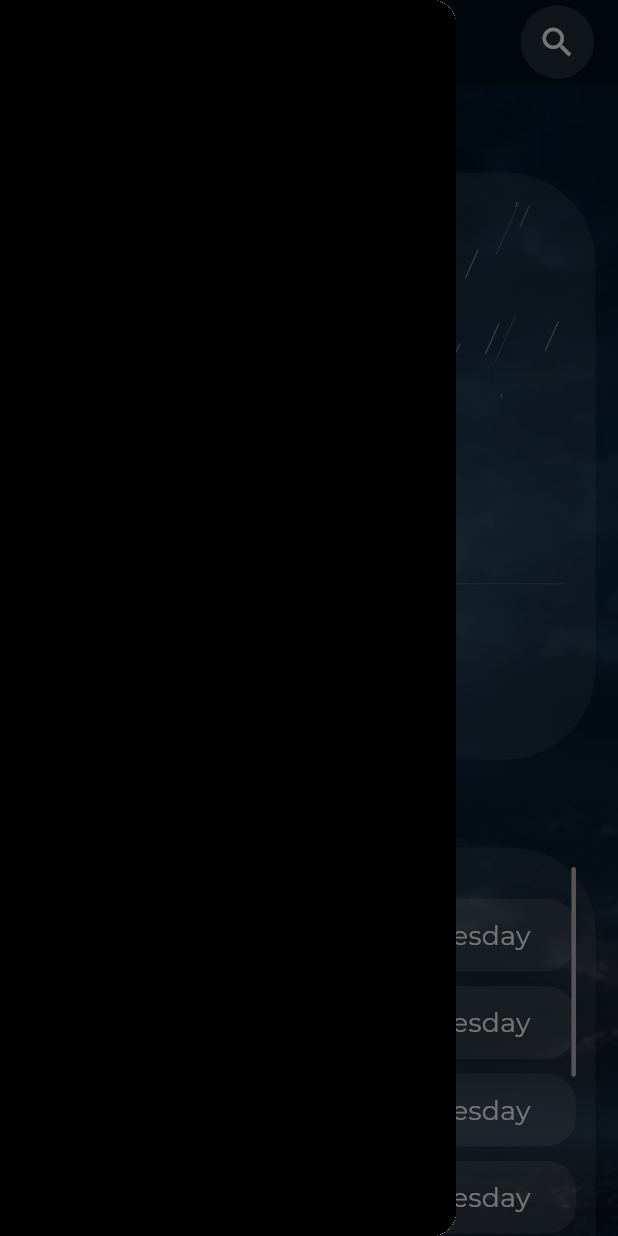
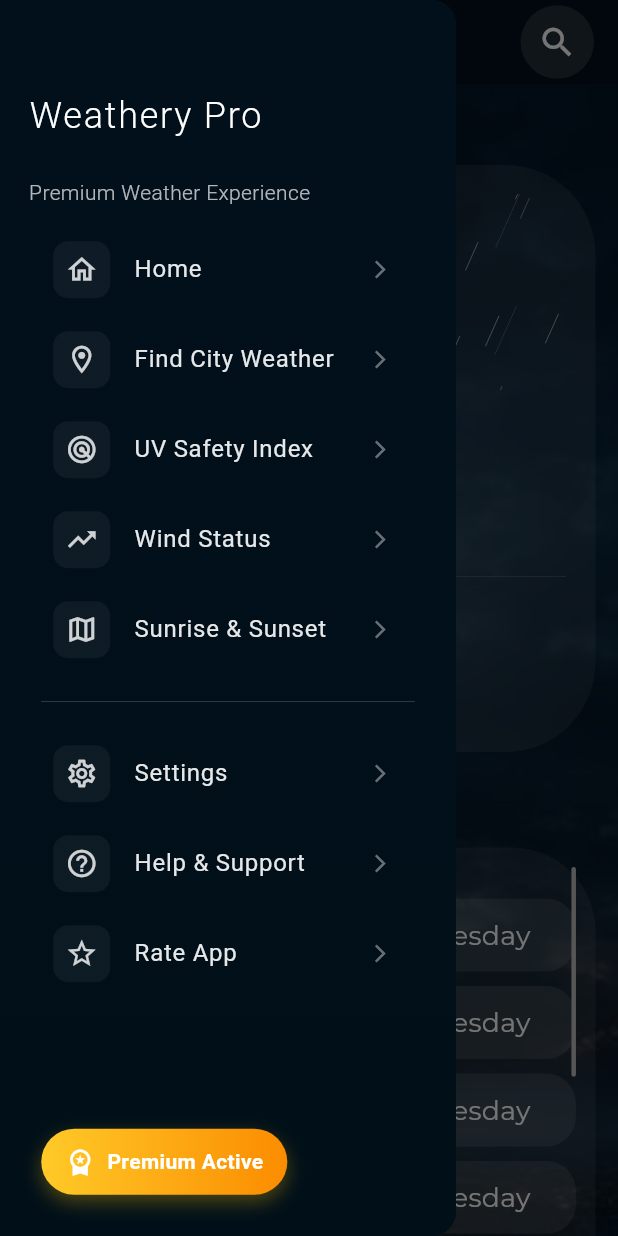
Before and after one commit to Keshav8605/Weather1_app, a Flutter app: the screen it shows after launch, with the side drawer open, on a phone screen of 412 x 824 dp. Run offline on Flutter 3.47's test engine with Material 3 defaults, Android fonts, the phone set to English and light mode, and no system bars; our stand-ins replace another_flushbar, lottie.

Commit message:
navigation drawer and flush bar added

```diff
--- /dev/null
+++ b/lib/drawer_selfmade.dart
@@ -0,0 +1,262 @@
+import 'package:another_flushbar/flushbar.dart';
+import 'package:flutter/material.dart';
+import 'package:weather_app/functions_uses.dart';
+
+class PremiumDrawer extends StatelessWidget {
+  const PremiumDrawer({super.key});
+
+  @override
+  Widget build(BuildContext context) {
+    double size = MediaQuery.of(context).size.width;
+
+    return Drawer(
+      backgroundColor: const Color(0xFF02101B),
+      child: Container(
+        decoration: const BoxDecoration(
+          gradient: LinearGradient(
+            begin: Alignment.topCenter,
+            end: Alignment.bottomCenter,
+            colors: [
+              Color(0xFF02101B),
+              Color(0xFF000F18),
+            ],
+          ),
+        ),
+        child: Column(
+          children: [
+            // Header Section
+
+            // Menu Items
+            Expanded(
+              child: Padding(
+                padding: EdgeInsets.all(size / 55),
+                child: Column(
+                  crossAxisAlignment: CrossAxisAlignment.start,
+                  children: [
+                    mspacer(height: size / 10),
+                    Padding(
+                      padding: EdgeInsets.all(size / 35),
+                      child: Text(
+                        'Weathery Pro',
+                        style: TextStyle(
+                          color: Colors.white,
+                          fontSize: 24,
+                          fontWeight: FontWeight.w300,
+                          letterSpacing: 1.2,
+                        ),
+                      ),
+                    ),
+                    Padding(
+                      padding: EdgeInsets.all(size / 35),
+                      child: Text(
+                        'Premium Weather Experience',
+                        style: TextStyle(
+                          color: Colors.white.withOpacity(0.7),
+                          fontSize: 14,
+                          fontWeight: FontWeight.w300,
+                        ),
+                      ),
+                    ),
+                    _buildDrawerItem(
+                      icon: Icons.home_outlined,
+                      title: 'Home',
+                      onTap: () => Navigator.pop(context),
+                    ),
+                    _buildDrawerItem(
+                      icon: Icons.location_on_outlined,
+                      title: 'Find City Weather',
+                      onTap: () {
+                        Navigator.pop(context);
+                        // Navigate to locations screen
+                      },
+                    ),
+                    _buildDrawerItem(
+                      icon: Icons.radar_outlined,
+                      title: 'UV Safety Index',
+                      onTap: () {
+                        Navigator.pop(context);
+                        // Navigate to radar screen
+                      },
+                    ),
+                    _buildDrawerItem(
+                      icon: Icons.trending_up_outlined,
+                      title: 'Wind Status',
+                      onTap: () {
+                        Navigator.pop(context);
+                        // Navigate to trends screen
+                      },
+                    ),
+
+                    _buildDrawerItem(
+                      icon: Icons.map_outlined,
+                      title: 'Sunrise & Sunset',
+                      onTap: () {
+                        Navigator.pop(context);
+                        // Navigate to map screen
+                      },
+                    ),
+
+                    const Padding(
+                      padding:
+                          EdgeInsets.symmetric(horizontal: 20, vertical: 10),
+                      child: Divider(
+                        color: Colors.white24,
+                        thickness: 0.5,
+                      ),
+                    ),
+
+                    _buildDrawerItem(
+                      icon: Icons.settings_outlined,
+                      title: 'Settings',
+                      onTap: () {
+                        Navigator.pop(context);
+                        Flushbar(
+                          barBlur: 20,
+                          margin: EdgeInsets.all(size / 35),
+                          borderRadius: BorderRadius.circular(size / 20),
+                          title: "⚙️Coming Soon!",
+                          backgroundColor: Colors.grey.withOpacity(0.1),
+                          message:
+                              "Settings will be ready shortly.\nThanks for your patience!😊",
+                          duration: Duration(seconds: 2),
+                          flushbarPosition: FlushbarPosition.TOP,
+                        ).show(context);
+                        // Navigate to settings screen
+                      },
+                    ),
+                    _buildDrawerItem(
+                      icon: Icons.help_outline,
+                      title: 'Help & Support',
+                      onTap: () {
+                        Navigator.pop(context);
+                        Flushbar(
+                          barBlur: 20,
+                          margin: EdgeInsets.all(size / 35),
+                          borderRadius: BorderRadius.circular(size / 20),
+                          title: "🛠️Coming Soon!",
+                          backgroundColor: Colors.grey.withOpacity(0.1),
+                          message:
+                              "Help & Support is on its way.\nWe’ll be here for you soon!🤗",
+                          duration: Duration(seconds: 2),
+                          flushbarPosition: FlushbarPosition.TOP,
+                        ).show(context);
+                        // Navigate to help screen
+                      },
+                    ),
+                    _buildDrawerItem(
+                      icon: Icons.star_outline,
+                      title: 'Rate App',
+                      onTap: () {
+                        Navigator.pop(context);
+                        Flushbar(
+                          barBlur: 20,
+                          margin: EdgeInsets.all(size / 35),
+                          borderRadius: BorderRadius.circular(size / 20),
+                          title: "✨Coming Soon!",
+                          backgroundColor: Colors.grey.withOpacity(0.1),
+                          message:
+                              "Rating the app will be possible very soon.\nHang tight!💫",
+                          duration: Duration(seconds: 2),
+                          flushbarPosition: FlushbarPosition.TOP,
+                        ).show(context);
+                        // Show rating dialog
+                      },
+                    ),
+
+                    const Spacer(),
+
+                    // Premium Badge
+                    Container(
+                      margin: const EdgeInsets.all(20),
+                      padding: const EdgeInsets.symmetric(
+                          vertical: 12, horizontal: 16),
+                      decoration: BoxDecoration(
+                        gradient: LinearGradient(
+                          colors: [
+                            Colors.amber.shade400,
+                            Colors.orange.shade600,
+                          ],
+                        ),
+                        borderRadius: BorderRadius.circular(25),
+                        boxShadow: [
+                          BoxShadow(
+                            color: Colors.amber.withOpacity(0.3),
+                            blurRadius: 10,
+                            offset: const Offset(0, 5),
+                          ),
+                        ],
+                      ),
+                      child: Row(
+                        mainAxisSize: MainAxisSize.min,
+                        children: [
+                          Icon(
+                            Icons.workspace_premium,
+                            color: Colors.white,
+                            size: 20,
+                          ),
+                          const SizedBox(width: 8),
+                          const Text(
+                            'Premium Active',
+                            style: TextStyle(
+                              color: Colors.white,
+                              fontWeight: FontWeight.w600,
+                              fontSize: 14,
+                            ),
+                          ),
+                        ],
+                      ),
+                    ),
+                  ],
+                ),
+              ),
+            ),
+          ],
+        ),
+      ),
+    );
+  }
+
+  Widget _buildDrawerItem({
+    required IconData icon,
+    required String title,
+    required VoidCallback onTap,
+  }) {
+    return Container(
+      margin: const EdgeInsets.symmetric(horizontal: 12, vertical: 2),
+      child: ListTile(
+        leading: Container(
+          padding: const EdgeInsets.all(8),
+          decoration: BoxDecoration(
+            color: Colors.white.withOpacity(0.05),
+            borderRadius: BorderRadius.circular(10),
+          ),
+          child: Icon(
+            icon,
+            color: Colors.white.withOpacity(0.8),
+            size: 22,
+          ),
+        ),
+        title: Text(
+          title,
+          style: TextStyle(
+            color: Colors.white.withOpacity(0.9),
+            fontSize: 16,
+            fontWeight: FontWeight.w400,
+            letterSpacing: 0.5,
+          ),
+        ),
+        trailing: Icon(
+          Icons.arrow_forward_ios,
+          color: Colors.white.withOpacity(0.4),
+          size: 14,
+        ),
+        shape: RoundedRectangleBorder(
+          borderRadius: BorderRadius.circular(12),
+        ),
+        onTap: onTap,
+        hoverColor: Colors.white.withOpacity(0.05),
+        splashColor: Colors.white.withOpacity(0.1),
+      ),
+    );
+  }
+}
--- a/lib/functions_uses.dart
+++ b/lib/functions_uses.dart
@@ -450,7 +450,7 @@ Container sub_conatiner(
         // image:
         //     DecorationImage(image: AssetImage('images/$s'), fit: BoxFit.cover),
 
-        color: Colors.black.withOpacity(0.5),
+        color: Colors.white.withOpacity(0.1),
         borderRadius: BorderRadius.circular(size / 7)),
     child: Column(
       mainAxisAlignment: MainAxisAlignment.spaceBetween,
@@ -467,8 +467,8 @@ Container sub_conatiner(
                   bottomLeft: Radius.circular(size / 18),
                   bottomRight: Radius.circular(size / 18),
                 ),
-                color: Colors.transparent,
-                // color: Colors.white.withOpacity(0.1),
+
+                color: Colors.white.withOpacity(0.1),
                 //color: Colors.black.withOpacity(0.3),
               ),
               width: double.infinity,
--- a/lib/home_screen.dart
+++ b/lib/home_screen.dart
@@ -1,7 +1,10 @@
 import 'package:flutter/material.dart';
 import 'package:lottie/lottie.dart';
 import 'package:weather_app/functions_uses.dart';
+import 'Details_Screen.dart';
 import 'colors_.dart';
+import 'drawer_selfmade.dart';
+import 'package:another_flushbar/flushbar.dart';
 
 class Homescreen extends StatefulWidget {
   const Homescreen({super.key});
@@ -14,9 +17,7 @@ class _HomescreenState extends State<Homescreen> {
   @override
   Widget build(BuildContext context) {
     double size = MediaQuery.of(context).size.width * 0.95;
-    return MaterialApp(
-      debugShowCheckedModeBanner: false,
-      home: Scaffold(
+    return Scaffold(
       appBar: AppBar(
         iconTheme: IconThemeData(color: Colors.white),
 
@@ -54,19 +55,14 @@ class _HomescreenState extends State<Homescreen> {
         ]),
         backgroundColor: Color(0xFF02101B),
       ),
-        drawer: Drawer(
-          backgroundColor: Colors.white,
-          child: Container(
-            color: Colors.black,
-          ),
-        ),
+      drawer: PremiumDrawer(),
       backgroundColor: Color(0XFF000F18),
       body: Stack(children: [
         Container(
           decoration: BoxDecoration(
               color: Color(0XFF000F18),
               image: DecorationImage(
-                    opacity: 0.45,
+                  opacity: 0.35,
                   fit: BoxFit.cover,
                   image: AssetImage(
                       'images/twillight-sky-blurred-background-ai-generated-photo (1).jpg'))),
@@ -84,8 +80,16 @@ class _HomescreenState extends State<Homescreen> {
                   'Today\'s Forecast',
                   style: subheading_(),
                 ),
+                GestureDetector(
+                  onTap: () {
+                    Navigator.push(
+                      context,
+                      MaterialPageRoute(builder: (context) => DetailsScreen()),
+                    );
+                  },
+                  child: main_container(context: context),
+                ),
                 mspacer(),
-                  main_container(context: context),
                 mspacer(height: size / 20),
                 Text(
                   textAlign: TextAlign.start,
@@ -93,8 +97,16 @@ class _HomescreenState extends State<Homescreen> {
                   style: subheading_(),
                 ),
                 mspacer(),
-                  main_container2(
+                GestureDetector(
+                  onTap: () {
+                    Navigator.push(
+                        context,
+                        MaterialPageRoute(
+                            builder: (context) => DetailsScreen()));
+                  },
+                  child: main_container2(
                     context: context,
+                  ),
                 ),
                 mspacer(),
                 Text(
@@ -108,21 +120,45 @@ class _HomescreenState extends State<Homescreen> {
                   scrollDirection: Axis.horizontal,
                   child: Row(
                     children: [
-                        sub_conatiner(
+                      GestureDetector(
+                        onTap: () {
+                          Navigator.push(
+                              context,
+                              MaterialPageRoute(
+                                  builder: (context) => DetailsScreen()));
+                        },
+                        child: sub_conatiner(
                           context: context,
                           upcont: 'Wind Status',
                           lowcont: 'Humidity',
                         ),
+                      ),
                       mspacer(width: 15),
-                        sub_conatiner(
+                      GestureDetector(
+                        onTap: () {
+                          Navigator.push(
+                              context,
+                              MaterialPageRoute(
+                                  builder: (context) => DetailsScreen()));
+                        },
+                        child: sub_conatiner(
                             upcont: 'UV Index',
                             lowcont: 'Visibility',
                             context: context),
+                      ),
                       mspacer(width: 15),
-                        sub_conatiner(
+                      GestureDetector(
+                        onTap: () {
+                          Navigator.push(
+                              context,
+                              MaterialPageRoute(
+                                  builder: (context) => DetailsScreen()));
+                        },
+                        child: sub_conatiner(
                           upcont: 'Sunrise & Sunset',
                           lowcont: 'Feels like',
                           context: context,
+                        ),
                       ),
                     ],
                   ),
@@ -133,7 +169,6 @@ class _HomescreenState extends State<Homescreen> {
           ),
         ),
       ]),
-      ),
     );
   }
 }
--- a/lib/main.dart
+++ b/lib/main.dart
@@ -3,7 +3,7 @@ import 'home_screen.dart';
 import 'Details_Screen.dart';
 
 void main() {
-  runApp(MyApp());
+  runApp(const MyApp());
 }
 
 class MyApp extends StatelessWidget {
@@ -11,6 +11,9 @@ class MyApp extends StatelessWidget {
 
   @override
   Widget build(BuildContext context) {
-    return Homescreen();
+    return MaterialApp(
+      debugShowCheckedModeBanner: false,
+      home: Homescreen(), // Initial screen
+    );
   }
 }
--- a/pubspec.yaml
+++ b/pubspec.yaml
@@ -36,6 +36,7 @@ dependencies:
   cupertino_icons: ^1.0.8
   lottie: ^2.6.0
   fl_chart: ^0.70.2
+  another_flushbar: ^1.10.30
 
 dev_dependencies:
   flutter_test:
```
Also changed, not shown: lib/Details_Screen.dart (+19 -11 lines), pubspec.lock. Lines whose indentation alone changed are shown as unchanged.
